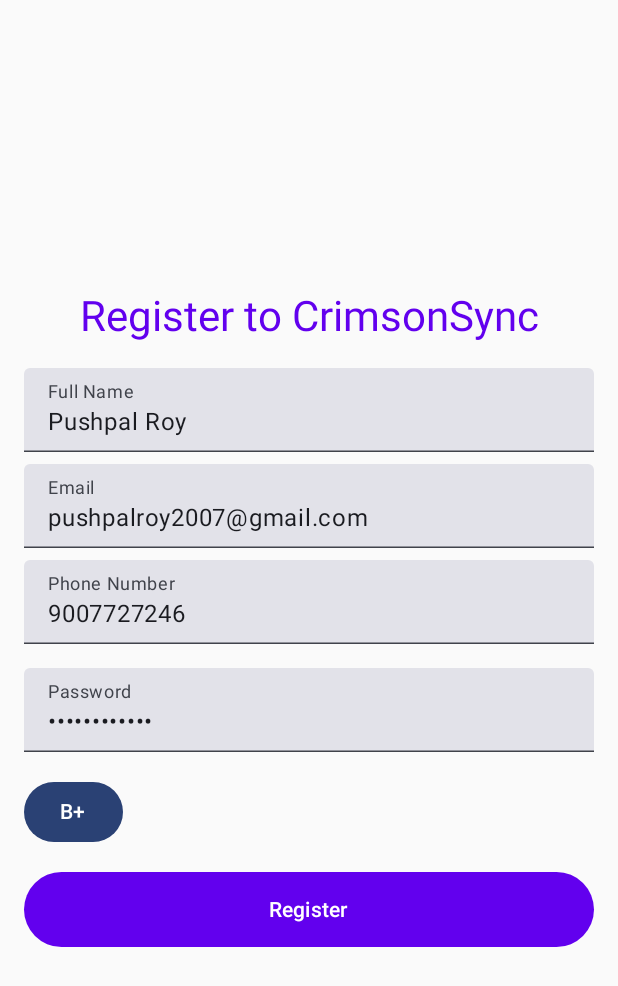
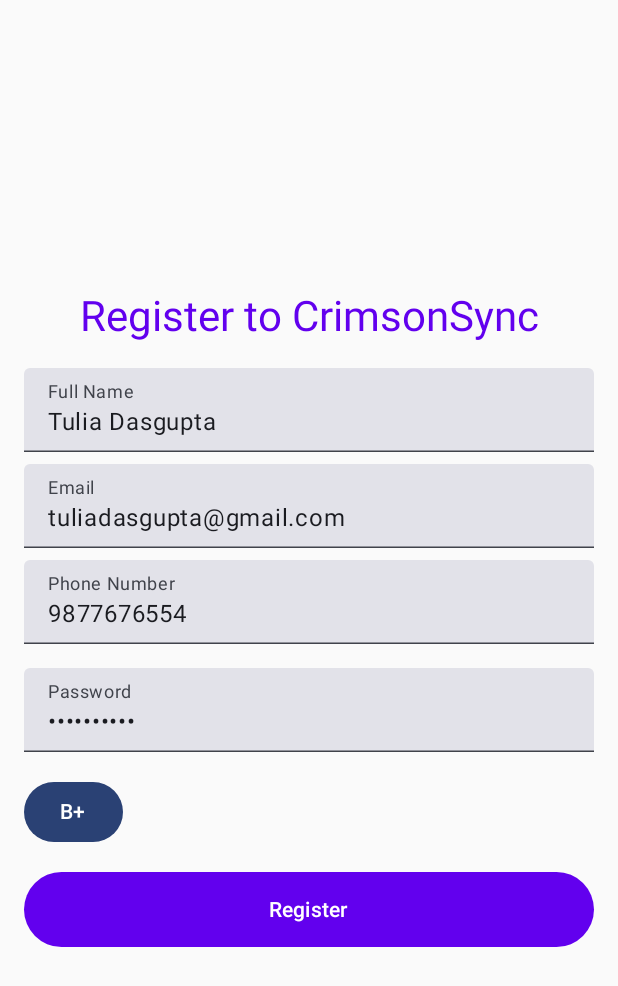
Before and after one commit to pushpalroy/BloodDonation, an Android app built with Jetpack Compose: the screen it shows after launch (MainActivity), on a phone screen of 412 x 824 dp. Shown: the top 986 px of the screen. Run offline under Robolectric (Android 15) with nearby library versions, the phone set to English and light mode, and no system bars; our stand-ins replace Firebase (no records; nobody signed in at launch, a user with empty details on screens opened directly); 1 statement that could not run was skipped.

Commit message:
Add test data in form

```diff
--- a/app/src/main/java/com/example/blooddonation/ui/registration/RegistrationScreen.kt
+++ b/app/src/main/java/com/example/blooddonation/ui/registration/RegistrationScreen.kt
@@ -45,10 +45,10 @@ import kotlinx.coroutines.tasks.await
 
 @Composable
 fun RegistrationScreen(navController: NavHostController) {
-    var name by remember { mutableStateOf("Pushpal Roy") }
-    var email by remember { mutableStateOf("pushpalroy2007@gmail.com") }
-    var phoneNumber by remember { mutableStateOf("9007727246") }
-    var password by remember { mutableStateOf("Pushpal12345") }
+    var name by remember { mutableStateOf("Tulia Dasgupta") }
+    var email by remember { mutableStateOf("tuliadasgupta@gmail.com") }
+    var phoneNumber by remember { mutableStateOf("9877676554") }
+    var password by remember { mutableStateOf("Tulia12345") }
     var bloodGroup by remember { mutableStateOf("B+") }
     var expanded by remember { mutableStateOf(false) }
     var isLoading by remember { mutableStateOf(false) }
```
